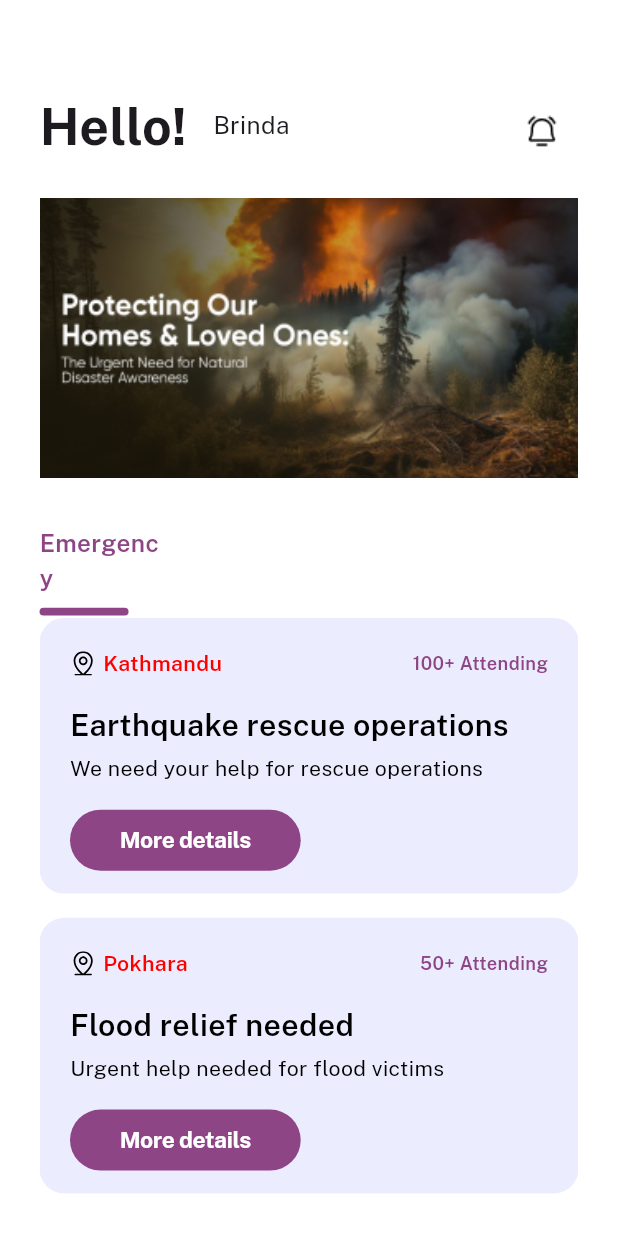
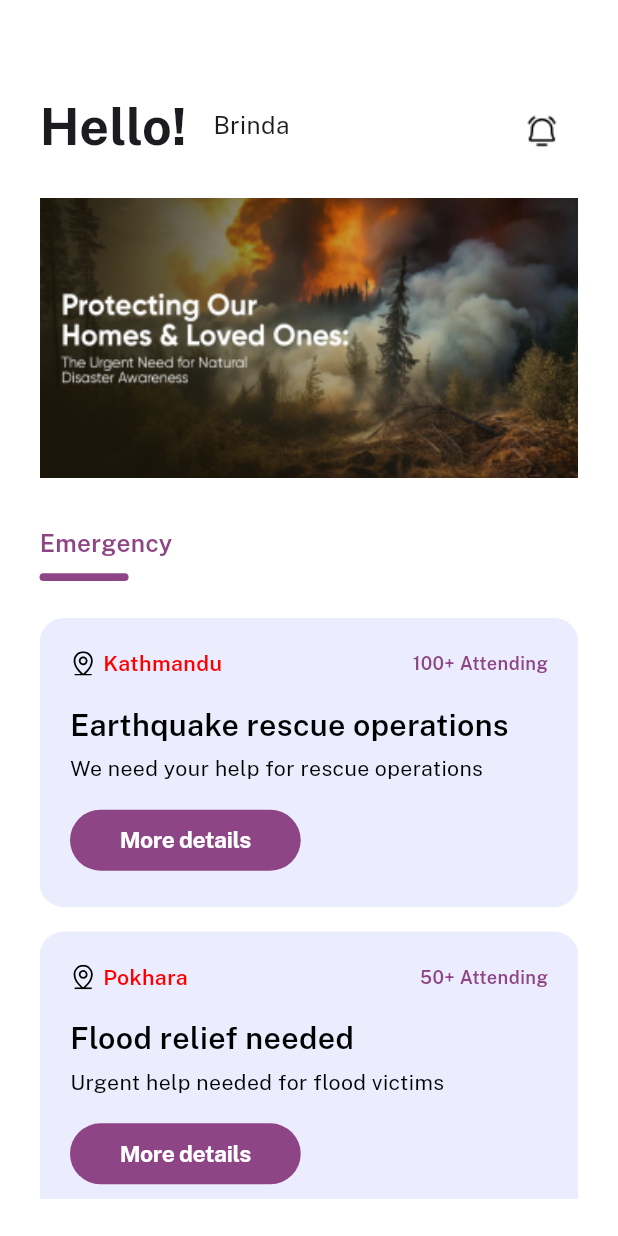
Before and after one commit to Brinda777/careshare-mobile, a Flutter app: the HomeBaseView screen opened directly, on a phone screen of 412 x 824 dp. Run offline on Flutter 3.47's test engine with Material 3 defaults, Android fonts, the phone set to English and light mode, and no system bars; our stand-ins replace bloc, dio, dotted_border, flutter_bloc, flutter_screenutil, flutter_svg and 6 more; missing offline and left inert: fresh_dio; statements that could not run were skipped.

Commit message:
homepage pixel fixes

```diff
--- a/lib/feature/history/presentation/logic/view/widgets/history_tab.dart
+++ b/lib/feature/history/presentation/logic/view/widgets/history_tab.dart
@@ -25,7 +25,7 @@ class HistoryTab extends StatelessWidget {
             Text(
               title,
               style: TextStyle(
-                fontSize: 14.sp,
+                fontSize: 13.sp,
                 fontWeight: FontWeight.w700,
                 color:
                     isActive ? Colors.black : ColorConstants.secondaryTextColor,
--- a/lib/feature/home/presentation/view/widget/home_card_widget.dart
+++ b/lib/feature/home/presentation/view/widget/home_card_widget.dart
@@ -21,7 +21,7 @@ class HomeCardWidget extends StatelessWidget {
         );
       },
       child: Container(
-        height: 181.h,
+        height: 190.h,
         width: 1.sw,
         decoration: BoxDecoration(
           color: ColorConstants.cardColor,
--- a/lib/feature/home/presentation/view/widget/home_tab_widget.dart
+++ b/lib/feature/home/presentation/view/widget/home_tab_widget.dart
@@ -17,7 +17,7 @@ class HomeTab extends StatelessWidget {
     return GestureDetector(
       onTap: onTap,
       child: SizedBox(
-        width: 80.w,
+        width: 100.w,
         height: 40.h,
         child: Column(
           crossAxisAlignment: CrossAxisAlignment.start,
```
